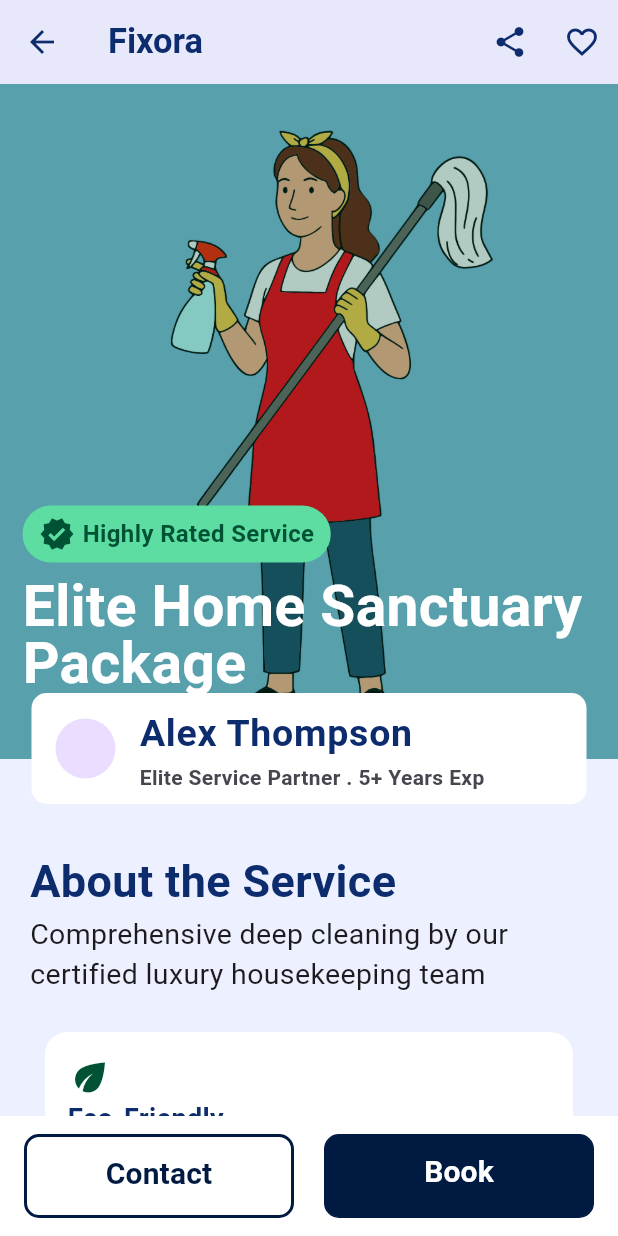
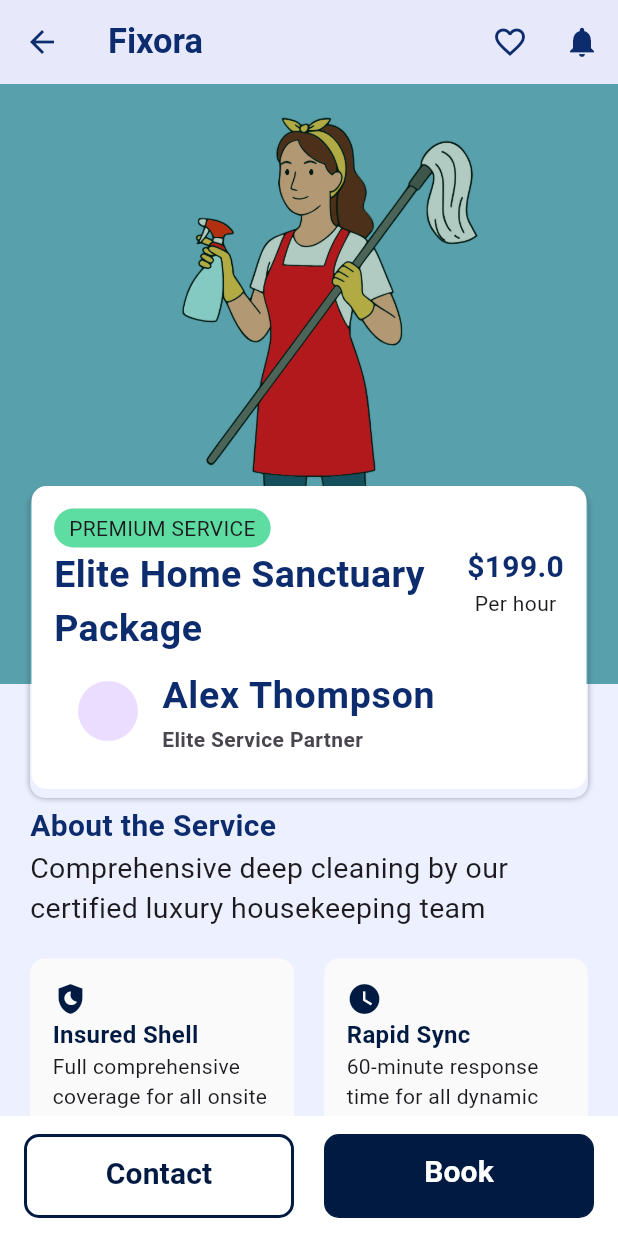
Before and after one commit to Joyy-dev/localfixers, a Flutter app: the BuyerHomeScreens screen opened directly, scrolled down 576 dp, after a tap on "Details", on a phone screen of 412 x 824 dp. Run offline on Flutter 3.47's test engine with Material 3 defaults, Android fonts, the phone set to English and light mode, and no system bars; our stand-ins replace cloud_firestore, firebase_auth, firebase_core; accounts and stored records are empty.

Commit message:
single listing screen update

```diff
--- a/lib/screens/booking_screens.dart
+++ b/lib/screens/booking_screens.dart
@@ -1,4 +1,3 @@
-import 'package:firebase_auth/firebase_auth.dart';
 import 'package:flutter/material.dart';
 import 'package:localfixers/widget/custom_container.dart';
 //import 'package:localfixers/widget/reservation_summary.dart';
@@ -19,9 +18,7 @@ class BookingScreens extends StatelessWidget {
       ),
       bottomNavigationBar: BottomAppBar(
         child: ElevatedButton(
-          onPressed: () {
-            FirebaseAuth.instance.signOut();
-          },
+          onPressed: () {},
           style: ElevatedButton.styleFrom(
             backgroundColor: Color(0xFF00174A),
             foregroundColor: Colors.white,
--- a/lib/screens/service_listing_detail_screen.dart
+++ b/lib/screens/service_listing_detail_screen.dart
@@ -1,29 +1,33 @@
 import 'package:flutter/material.dart';
+import 'package:localfixers/provider/local_services.dart';
 import 'package:localfixers/widget/bottom_navigation.dart';
 import 'package:localfixers/widget/custom_container.dart';
+import 'package:localfixers/widget/customer_reviews.dart';
 import 'package:localfixers/widget/hero_style.dart';
+import 'package:localfixers/widget/service_badge.dart';
+import 'package:provider/provider.dart';
 
 class ServiceListingDetailScreen extends StatelessWidget {
-  final String image;
-  final String title;
-  final double rating;
-  final double price;
-  final String description;
-  const ServiceListingDetailScreen(this.image, this.title, this.rating, this.price, this.description, {super.key});
+  final int index;
+  const ServiceListingDetailScreen(this.index, {super.key});
 
   @override
   Widget build(BuildContext context) {
+    final serviceProvider = Provider.of<LocalServices>(context);
+    final serviceListing = serviceProvider.serviceList;
+    final services = serviceListing[index];
+
     return Scaffold(
       appBar: AppBar(
         title: Text('Fixora'),
         actions: [
           IconButton(
             onPressed: () {},
-            icon: Icon(Icons.share)
+            icon: Icon(Icons.favorite_border)
           ),
           IconButton(
             onPressed: () {},
-            icon: Icon(Icons.favorite_border)
+            icon: Icon(Icons.notifications)
           )
         ],
       ),
@@ -33,8 +37,8 @@ class ServiceListingDetailScreen extends StatelessWidget {
           child: Column(
             crossAxisAlignment: CrossAxisAlignment.start,
             children: [
-              HeroStyle(image, title, rating),
-              SizedBox(height: 60,),
+              HeroStyle(services.featuredImage, services.title, services.price, services.rating),
+              SizedBox(height: 80,),
               Padding(
                 padding: const EdgeInsets.symmetric(horizontal: 20),
                 child: Column(
@@ -43,94 +47,94 @@ class ServiceListingDetailScreen extends StatelessWidget {
                     Text(
                       'About the Service',
                       style: TextStyle(
-                        fontSize: 30,
+                        fontSize: 20,
                         color: Color(0xFF0D2C6E),
                         fontWeight: FontWeight.bold
                       ),
                     ),
                     Text(
-                      description,
+                      services.description,
                       style: TextStyle(
                         fontSize: 19
                       ),
                     ),
-                    SizedBox(height: 15,),
-                    CustomContainer(
-                      Column(
-                        crossAxisAlignment: CrossAxisAlignment.start,
+                    const SizedBox(height: 20,),
+                    ServiceBadge(),
+                    const SizedBox(height: 15,),
+                    Row(
+                      mainAxisAlignment: MainAxisAlignment.spaceBetween,
                       children: [
-                          Icon(Icons.eco, color: Color(0xFF005234), size: 30,),
                         Text(
-                            'Eco-Friendly',
+                          'Service Highlights',
                           style: TextStyle(
-                              fontSize: 18,
-                              color: Color(0xFF0D2C6E),
+                            fontSize: 20,
+                            color: Color(0xFF001A41),
                             fontWeight: FontWeight.bold
                           ),
                         ),
                         Text(
-                            'Non-toxic, pet-safe materials only',
+                          'Included',
                           style: TextStyle(
-                              fontSize: 18
+                            color: Color(0xFF005234),
+                            fontWeight: FontWeight.bold
                           ),
                         )
                       ],
                     ),
+                    const SizedBox(height: 10,),
+                    CustomContainer(
+                      ListTile(
+                        leading: CircleAvatar(
+                          backgroundColor: const Color.fromARGB(134, 105, 240, 175),
+                          child: Icon(Icons.car_repair, color: Color(0xFF005234),),
                         ),
-                    SizedBox(height: 20,),
-                    CustomContainer(
-                      Column(
-                        crossAxisAlignment: CrossAxisAlignment.start,
-                        children: [
-                          Icon(Icons.timer, color: Color(0xFF005234), size: 30,),
-                          Text(
-                            'Efficient',
+                        title: Text(
+                          'Executive Transit Management',
                           style: TextStyle(
-                              fontSize: 18,
-                              color: Color(0xFF0D2C6E),
+                            fontSize: 17,
                             fontWeight: FontWeight.bold
                           ),
                         ),
-                          Text(
-                            'Thorough results in 4 - 6 hours',
+                      )
+                    ),
+                    CustomContainer(
+                      ListTile(
+                        leading: CircleAvatar(
+                          backgroundColor: const Color.fromARGB(134, 105, 240, 175),
+                          child: Icon(Icons.event_available, color: Color(0xFF005234),),
+                        ),
+                        title: Text(
+                          'Priority Venue Access',
                           style: TextStyle(
-                              fontSize: 18
-                            ),
-                          )
-                        ],
-                      ),
-                    ),
-                    SizedBox(height: 20,),
-                    CustomContainer(
-                    Column(
-                      crossAxisAlignment: CrossAxisAlignment.start,
-                      children: [
-                        Icon(Icons.security, color: Color(0xFF005234), size: 30,),
-                        Text(
-                          'Insured',
-                          style: TextStyle(
-                            fontSize: 18,
-                            color: Color(0xFF0D2C6E),
+                            fontSize: 17,
                             fontWeight: FontWeight.bold
                           ),
                         ),
-                        Text(
-                          'Full liability coverage included',
+                      )
+                    ),
+                    CustomContainer(
+                      ListTile(
+                        leading: CircleAvatar(
+                          backgroundColor: const Color.fromARGB(134, 105, 240, 175),
+                          child: Icon(Icons.security, color: Color(0xFF005234),),
+                        ),
+                        title: Text(
+                          'Discrete Presence Detail',
                           style: TextStyle(
-                            fontSize: 18
+                            fontSize: 17,
+                            fontWeight: FontWeight.bold
+                          ),
                         ),
                       )
-                      ],
-                    ),
                     ),
                   SizedBox(height: 20,),
                   Row(
                     mainAxisAlignment: MainAxisAlignment.spaceBetween,
                     children: [
                       Text(
-                        'Client Perspectives',
+                        'Customers Review',
                         style: TextStyle(
-                          fontSize: 25,
+                          fontSize: 20,
                           color: Color(0xFF0D2C6E),
                           fontWeight: FontWeight.bold
                         ),
@@ -147,49 +151,9 @@ class ServiceListingDetailScreen extends StatelessWidget {
                       ),
                     ],
                   ),
-                  SizedBox(height: 10,),
-                  CustomContainer(
-                    Column(
-                      children: [
-                        ListTile(
-                          leading: CircleAvatar(
-                            backgroundColor: Colors.blue[100],
-                            child: Text(
-                              'MS',
-                              style: TextStyle(
-                                fontSize: 20,
-                                color: Color(0xFF0D2C6E),
-                                fontWeight: FontWeight.bold
-                              ),
-                            ),
-                          ),
-                          title: Text(
-                            'Marcus Sterling'
-                          ),
-                          subtitle: Row(
-                            children: [
-                              Icon(Icons.star, color: Color(0xFF005234), size: 20,),
-                              Icon(Icons.star, color: Color(0xFF005234), size: 20,),
-                              Icon(Icons.star, color: Color(0xFF005234), size: 20,),
-                              Icon(Icons.star, color: Color(0xFF005234), size: 20,),
-                              Icon(Icons.star, color: Color(0xFF005234), size: 20,),
-                            ],
-                          ),
-                          trailing: Text(
-                            '2 days ago'
-                          ),
-                        ),
-                        Text(
-                          '"The attention to detail was beyond anything I\'ve experienced before. Every surface gleams, and the house feels fresh without the harsh chemical smell"',
-                          style: TextStyle(
-                            fontSize: 18,
-                            fontStyle: FontStyle.italic,
-                          ),
-                        )
-                      ],
-                    )
-                  ),
-                  SizedBox(height: 20,),
+                  const SizedBox(height: 10,),
+                  CustomerReviews(),
+                  const SizedBox(height: 20,),
                   ],
                 ),
               )
--- /dev/null
+++ b/lib/widget/customer_reviews.dart
@@ -0,0 +1,68 @@
+import 'package:flutter/material.dart';
+import 'package:localfixers/provider/local_services.dart';
+import 'package:localfixers/widget/custom_container.dart';
+import 'package:provider/provider.dart';
+
+class CustomerReviews extends StatelessWidget {
+  const CustomerReviews({super.key});
+
+  @override
+  Widget build(BuildContext context) {
+    final customerProvider = Provider.of<LocalServices>(context);
+    final customerReview = customerProvider.serviceList;
+    return SizedBox(
+      height: 240,
+      child: ListView.builder(
+        itemCount: customerReview.length,
+        scrollDirection: Axis.horizontal,
+        itemBuilder: (context, index) {
+          final customer = customerReview[index];
+          return SizedBox(
+            width: 380,
+            child: CustomContainer(
+              Column(
+                children: [
+                  ListTile(
+                    leading: CircleAvatar(
+                      backgroundColor: Colors.blue[100],
+                      child: Text(
+                        customer.sellername.split(' ').map((e) => e[0]).join().toUpperCase(),
+                        style: TextStyle(
+                          fontSize: 20,
+                          color: Color(0xFF0D2C6E),
+                          fontWeight: FontWeight.bold
+                        ),
+                      ),
+                    ),
+                    title: Text(
+                      customer.sellername
+                    ),
+                    subtitle: Row(
+                      children: [
+                        Icon(Icons.star, color: Color(0xFF005234), size: 20,),
+                        Icon(Icons.star, color: Color(0xFF005234), size: 20,),
+                        Icon(Icons.star, color: Color(0xFF005234), size: 20,),
+                        Icon(Icons.star, color: Color(0xFF005234), size: 20,),
+                        Icon(Icons.star, color: Color(0xFF005234), size: 20,),
+                      ],
+                    ),
+                    trailing: Text(
+                      '2 days ago'
+                    ),
+                  ),
+                  Text(
+                  '"The attention to detail was beyond anything I\'ve experienced before. Every surface gleams, and the house feels fresh without the harsh chemical smell"',
+                    style: TextStyle(
+                      fontSize: 18,
+                      fontStyle: FontStyle.italic,
+                    ),
+                  )
+                ],
+              )
+            ),
+          );
+        },
+      ),
+    );
+  }
+}
--- a/lib/widget/hero_style.dart
+++ b/lib/widget/hero_style.dart
@@ -3,8 +3,9 @@ import 'package:flutter/material.dart';
 class HeroStyle extends StatelessWidget {
   final String image;
   final String title;
+  final double price;
   final double rating;
-  const HeroStyle(this.image, this.title, this.rating,{super.key});
+  const HeroStyle(this.image, this.title, this.price, this.rating,{super.key});
 
   @override
   Widget build(BuildContext context) {
@@ -14,7 +15,7 @@ class HeroStyle extends StatelessWidget {
       children: [
         Container(
           width: double.infinity,
-          height: 450,
+          height: 400,
           decoration: BoxDecoration(
             color: Color(0xFF005234),
             image: DecorationImage(
@@ -24,58 +25,82 @@ class HeroStyle extends StatelessWidget {
             ),
           ),
         ),
-        Padding(
-          padding: const EdgeInsets.symmetric(horizontal: 15, vertical: 45),
+          Positioned(
+            left: 1,
+            right: 1,
+            bottom: -100,
+            child: Padding(
+              padding: const EdgeInsets.symmetric(horizontal: 20),
+              child: Container(
+                padding: EdgeInsets.all(15),
+                margin: EdgeInsets.only(bottom: 30),
+                decoration: BoxDecoration(
+                  color: Colors.white,
+                  boxShadow: [
+                    BoxShadow(
+                      color: Color.fromARGB(110, 45, 45, 54),
+                      blurRadius: 3,
+                      blurStyle: BlurStyle.outer,
+                      offset: Offset(0, 5),
+                      spreadRadius: 1
+                    )
+                  ],
+                  borderRadius: BorderRadius.circular(10),
+                ),
+                child: Column(
+                  crossAxisAlignment: CrossAxisAlignment.start,
+                  children: [
+                    Row(
+                      mainAxisAlignment: MainAxisAlignment.spaceBetween,
+                      children: [
+                        Expanded(
                           child: Column(
                             crossAxisAlignment: CrossAxisAlignment.start,
                             children: [
                               Container(
-                padding: EdgeInsets.symmetric(horizontal: 11,vertical: 7),
+                                padding: EdgeInsets.symmetric(horizontal: 10, vertical: 3),
                                 decoration: BoxDecoration(
                                   color: Color(0xFF5DDDA1),
-                  borderRadius: BorderRadius.circular(30)
+                                  borderRadius: BorderRadius.circular(20)
                                 ),
-                child: Row(
-                  mainAxisSize: MainAxisSize.min,
-                  children: [
-                    Icon(Icons.verified, color: Color(0xFF005234),),
-                    SizedBox(width: 5,),
-                    Text(
-                     'Highly Rated Service',
-                      style: TextStyle(
-                        fontWeight: FontWeight.bold,
-                          color: Color(0xFF005234),
-                          fontSize: 16
+                                child: Text(
+                                  'Premium Service'.toUpperCase()
                                 ),
                               ),
-                    ],
-                  ),
-                ),
-                SizedBox(height: 10,),
                               Text(
                                 title,
                                 style: TextStyle(
-                    fontSize: 38,
-                    color: Colors.white,
-                    height: 1,
+                                  fontSize: 25,
+                                  color: Color(0xFF0D2C6E),
                                   fontWeight: FontWeight.bold
                                 ),
                               ),
                             ],
                           ),
                         ),
-          Positioned(
-            left: 1,
-            right: 1,
-            bottom: -30,
-            child: Padding(
-              padding: const EdgeInsets.symmetric(horizontal: 20),
-              child: Container(
-                decoration: BoxDecoration(
-                  color: Colors.white,
-                  borderRadius: BorderRadius.circular(10),
+                        const SizedBox(width: 20,),
+                        Expanded(
+                          flex: 0,
+                          child: Column(
+                            children: [
+                              Text(
+                                '\$$price',
+                                style: TextStyle(
+                                  fontSize: 20,
+                                  color: Color(0xFF0D2C6E),
+                                  fontWeight: FontWeight.bold
                                 ),
-                child: ListTile(
+                              ),
+                              Text(
+                                'Per hour'
+                              )
+                            ],
+                          ),
+                        )
+                      ],
+                    ),
+
+                    ListTile(
                       leading: CircleAvatar(),
                       title: Text(
                         'Alex Thompson',
@@ -86,11 +111,14 @@ class HeroStyle extends StatelessWidget {
                         ),
                       ),
                       subtitle: Text(
-                    'Elite Service Partner . 5+ Years Exp',
+                        'Elite Service Partner',
                         style: TextStyle(
                         fontWeight: FontWeight.bold
                       ),
                     ),
+
+                  ),
+                ],
               ),
             ),
           ),
--- a/lib/widget/recommendation.dart
+++ b/lib/widget/recommendation.dart
@@ -104,11 +104,12 @@ class Recommendation extends StatelessWidget {
                               Navigator.push(
                                 context,
                                 MaterialPageRoute(builder: (_) => ServiceListingDetailScreen(
-                                  recommend.featuredImage,
-                                  recommend.title,
-                                  recommend.rating,
-                                  recommend.price,
-                                  recommend.description
+                                  index
+                                  // recommend.featuredImage,
+                                  // recommend.title,
+                                  // recommend.rating,
+                                  // recommend.price,
+                                  // recommend.description
                                 ))
                               );
                             },
--- /dev/null
+++ b/lib/widget/service_badge.dart
@@ -0,0 +1,67 @@
+import 'package:flutter/material.dart';
+
+
+class ServiceBadge extends StatelessWidget {
+  const ServiceBadge({super.key});
+
+  @override
+  Widget build(BuildContext context) {
+    return Row(
+      children: [
+        Expanded(
+          child: Container(
+            padding: EdgeInsets.all(15),
+            decoration: BoxDecoration(
+              color: Colors.grey[50],
+              borderRadius: BorderRadius.circular(10)
+            ),
+            child: Column(
+              crossAxisAlignment: CrossAxisAlignment.start,
+              children: [
+                Icon(Icons.shield_moon, color: Color(0xFF001A41),),
+                Text(
+                  'Insured Shell',
+                  style: TextStyle(
+                    fontSize: 16,
+                    color: Color(0xFF001A41),
+                    fontWeight: FontWeight.bold
+                  ),
+                ),
+                Text(
+                  'Full comprehensive coverage for all onsite interactions'
+                )
+              ],
+            ),
+          ),
+        ),
+        const SizedBox(width: 20,),
+        Expanded(
+          child: Container(
+            padding: EdgeInsets.all(15),
+            decoration: BoxDecoration(
+              color: Colors.grey[50],
+              borderRadius: BorderRadius.circular(10)
+            ),
+            child: Column(
+              crossAxisAlignment: CrossAxisAlignment.start,
+              children: [
+                Icon(Icons.watch_later, color: Color(0xFF001A41),),
+                Text(
+                  'Rapid Sync',
+                  style: TextStyle(
+                    fontSize: 16,
+                    color: Color(0xFF001A41),
+                    fontWeight: FontWeight.bold
+                  ),
+                ),
+                Text(
+                  '60-minute response time for all dynamic scheduling'
+                )
+              ],
+            ),
+          ),
+        ),
+      ],
+    );
+  }
+}
--- a/lib/widget/service_list.dart
+++ b/lib/widget/service_list.dart
@@ -55,11 +55,12 @@ class ServiceList extends StatelessWidget {
                             context,
                             MaterialPageRoute(
                               builder: (_) => ServiceListingDetailScreen(
-                                serviceChoice.featuredImage,
-                                serviceChoice.title,
-                                serviceChoice.rating,
-                                serviceChoice.price,
-                                serviceChoice.description
+                                index
+                                // serviceChoice.featuredImage,
+                                // serviceChoice.title,
+                                // serviceChoice.rating,
+                                // serviceChoice.price,
+                                // serviceChoice.description
                               )
                             )
                           );
```
Lines whose indentation alone changed are shown as unchanged.
